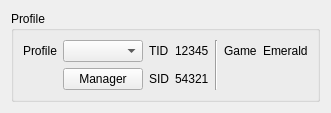
Qt form Form/Gen3/Profile/ProfileDisplay3.ui (Admiral-Fish/PokeFinder) before a commit.
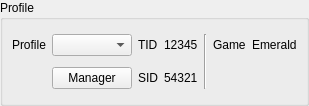
The same form after that commit.

```diff
--- a/Form/Gen3/Profile/ProfileDisplay3.ui
+++ b/Form/Gen3/Profile/ProfileDisplay3.ui
@@ -13,7 +13,19 @@
   <property name="windowTitle">
    <string>Profile Display 3</string>
   </property>
-  <layout class="QHBoxLayout" name="horizontalLayout">
+  <layout class="QVBoxLayout" name="verticalLayout">
+   <property name="leftMargin">
+    <number>0</number>
+   </property>
+   <property name="topMargin">
+    <number>0</number>
+   </property>
+   <property name="rightMargin">
+    <number>0</number>
+   </property>
+   <property name="bottomMargin">
+    <number>0</number>
+   </property>
    <item>
     <widget class="QGroupBox" name="groupBoxProfile">
      <property name="title">
```
